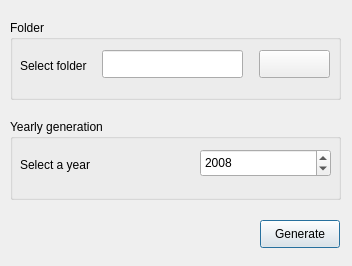
Above: Qsalat/ui/yearly.ui from sdizdarevic/qsalat before the change. Below: the same form after it.
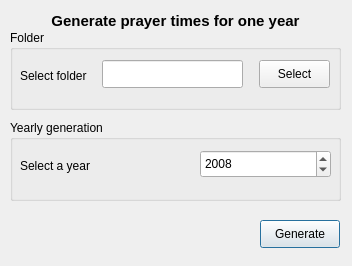
That is the form after the change.

```diff
--- a/Qsalat/ui/yearly.ui
+++ b/Qsalat/ui/yearly.ui
@@ -18,7 +18,7 @@
   <property name="maximumSize" >
    <size>
     <width>352</width>
-    <height>266</height>
+    <height>400</height>
    </size>
   </property>
   <property name="windowTitle" >
@@ -28,7 +28,7 @@
    <property name="geometry" >
     <rect>
      <x>10</x>
-     <y>119</y>
+     <y>120</y>
      <width>331</width>
      <height>81</height>
     </rect>
@@ -86,7 +86,7 @@
    <property name="geometry" >
     <rect>
      <x>10</x>
-     <y>20</y>
+     <y>30</y>
      <width>331</width>
      <height>80</height>
     </rect>
@@ -104,7 +104,7 @@
      </rect>
     </property>
     <property name="text" >
-     <string/>
+     <string>Select</string>
     </property>
    </widget>
    <widget class="QLineEdit" name="pathEdit" >
@@ -131,6 +131,29 @@
     </property>
    </widget>
   </widget>
+  <widget class="QLabel" name="label_7" >
+   <property name="geometry" >
+    <rect>
+     <x>10</x>
+     <y>10</y>
+     <width>331</width>
+     <height>21</height>
+    </rect>
+   </property>
+   <property name="font" >
+    <font>
+     <pointsize>11</pointsize>
+     <weight>75</weight>
+     <bold>true</bold>
+    </font>
+   </property>
+   <property name="text" >
+    <string>Generate prayer times for one year</string>
+   </property>
+   <property name="alignment" >
+    <set>Qt::AlignCenter</set>
+   </property>
+  </widget>
  </widget>
  <resources/>
  <connections/>
```
